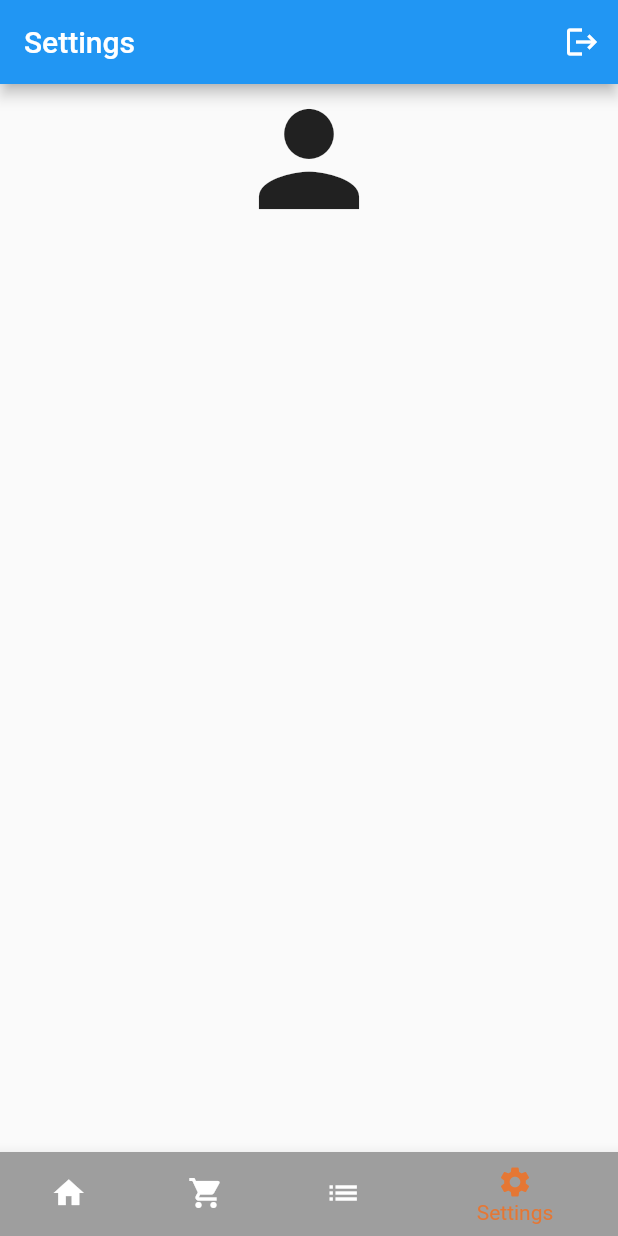
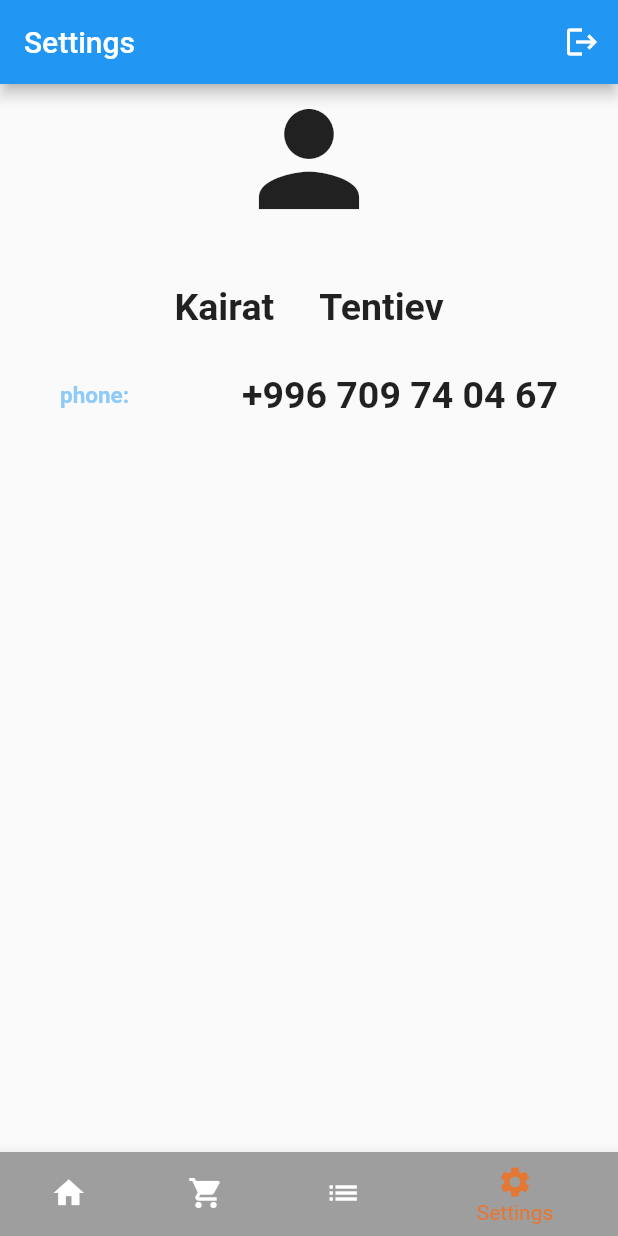
Before and after one commit to kairatkubat/coffee-shop, a Flutter app: the screen it shows once a user with an empty profile is signed in, item 4 of the bottom bar chosen, after a tap on the "logout" icon, on a phone screen of 412 x 824 dp. Run offline on Flutter 3.47's test engine with Material 2 defaults, Android fonts, the phone set to English and light mode, and no system bars; our stand-ins replace firebase_auth, firebase_core, google_sign_in; accounts and stored records are empty.

Commit message:
adding setting screen details, personal

```diff
--- a/lib/main.dart
+++ b/lib/main.dart
@@ -7,6 +7,7 @@ import 'package:firebase_core/firebase_core.dart';
 import 'package:provider/provider.dart';
 import 'components/cart_model.dart';
 import 'firebase_options.dart';
+import 'package:copy/screens/settings.dart';
 
 void main() async{
   WidgetsFlutterBinding.ensureInitialized();
--- a/lib/screens/settings.dart
+++ b/lib/screens/settings.dart
@@ -3,19 +3,22 @@ import 'package:flutter/services.dart';
 import 'package:firebase_auth/firebase_auth.dart';
 
 class SettingPage extends StatelessWidget {
+  bool ifLoggedOut = false;
   final user = FirebaseAuth.instance.currentUser!;
    SettingPage({super.key});
 void SignUserOut(){
   FirebaseAuth.instance.signOut();
+  ifLoggedOut = !ifLoggedOut;
 }
   @override
   Widget build(BuildContext context) {
     return Scaffold(
       appBar: AppBar(actions: [
-        IconButton(onPressed: SignUserOut, icon: Icon(Icons.logout))
+        IconButton(onPressed: SignUserOut, icon: Icon(Icons.logout)),
+
       ],
       automaticallyImplyLeading: false,
-      title: Text("Settings"),
+      title: Text("Settings",),
        systemOverlayStyle: SystemUiOverlayStyle.light,),
        body: Column(
         children: [
@@ -23,9 +26,37 @@ void SignUserOut(){
             alignment: Alignment.center,
             child: Icon(Icons.person, size: 100,),
           ),
-          Text(user.email!, style: TextStyle(fontSize: 29),)
+          Text(user.email!, style: TextStyle(fontSize: 29),),
+          Row(
+            mainAxisAlignment: MainAxisAlignment.center,
+            children: [
+            Text("Kairat", style: style,),
+            SizedBox(width: 30,),
+            Text("Tentiev", style: style,)
+          ],),
+          SizedBox(height: 30,),
+          Padding(
+            padding: const EdgeInsets.symmetric(horizontal: 40),
+            child: Row(
+              mainAxisAlignment: MainAxisAlignment.spaceBetween,
+              children: [
+                Text("phone: ", style: stylekey,),
+                Text("+996 709 74 04 67", style: style,)
+              ],
+            ),
+          )
         ],
        ),
     );
   }
+  final style = TextStyle(
+    fontSize: 25,
+    fontWeight: FontWeight.bold
+
+  );
+  final stylekey = TextStyle(
+    fontSize: 15,
+     color: Colors.blue[200],
+     fontWeight: FontWeight.bold,
+  );
 }
```
